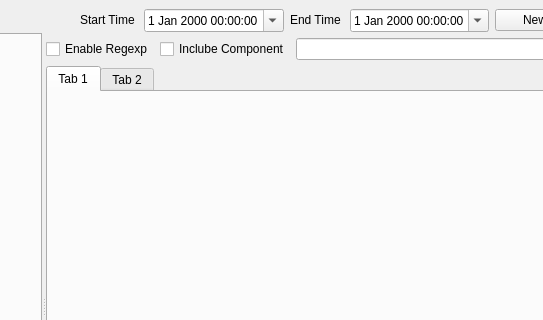
Bader-CN/LogAnalysis, file resource/gui/LogAnalysis.ui: the form before one commit; both pictures show x 167 to 710 and y 0 to 320 of the 1009 by 633 pixel window.
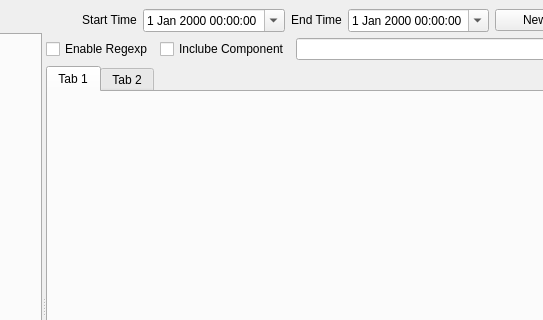
The form after the commit.

The edit to the form file:
```diff
--- a/resource/gui/LogAnalysis.ui
+++ b/resource/gui/LogAnalysis.ui
@@ -12,7 +12,7 @@
   </property>
   <property name="minimumSize">
    <size>
-    <width>920</width>
+    <width>900</width>
     <height>600</height>
    </size>
   </property>
@@ -85,10 +85,10 @@
              </sizepolicy>
             </property>
             <property name="text">
-             <string>Start Time </string>
+             <string>Start Time</string>
             </property>
             <property name="alignment">
-             <set>Qt::AlignRight|Qt::AlignTrailing|Qt::AlignVCenter</set>
+             <set>Qt::AlignCenter</set>
             </property>
            </widget>
           </item>
@@ -120,10 +120,10 @@
              </sizepolicy>
             </property>
             <property name="text">
-             <string>End Time </string>
+             <string>End Time</string>
             </property>
             <property name="alignment">
-             <set>Qt::AlignRight|Qt::AlignTrailing|Qt::AlignVCenter</set>
+             <set>Qt::AlignCenter</set>
             </property>
            </widget>
           </item>
```
